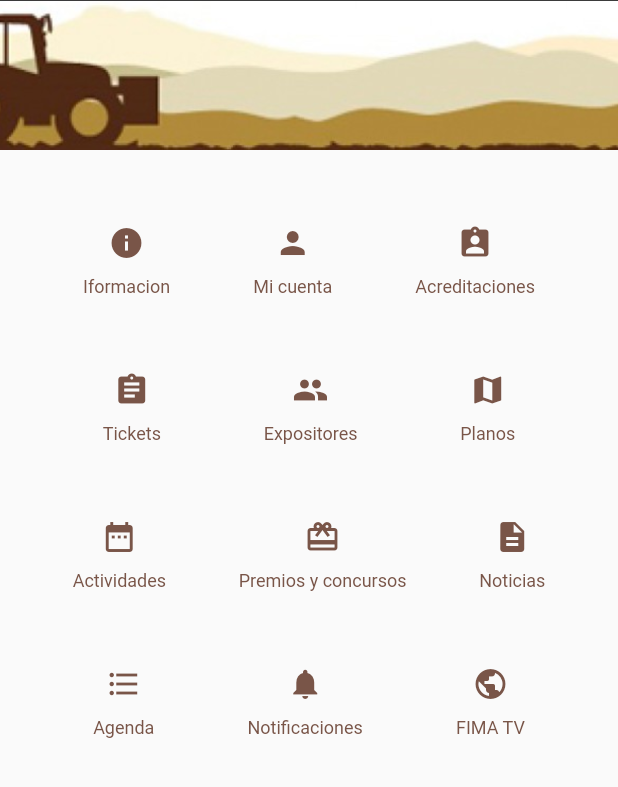
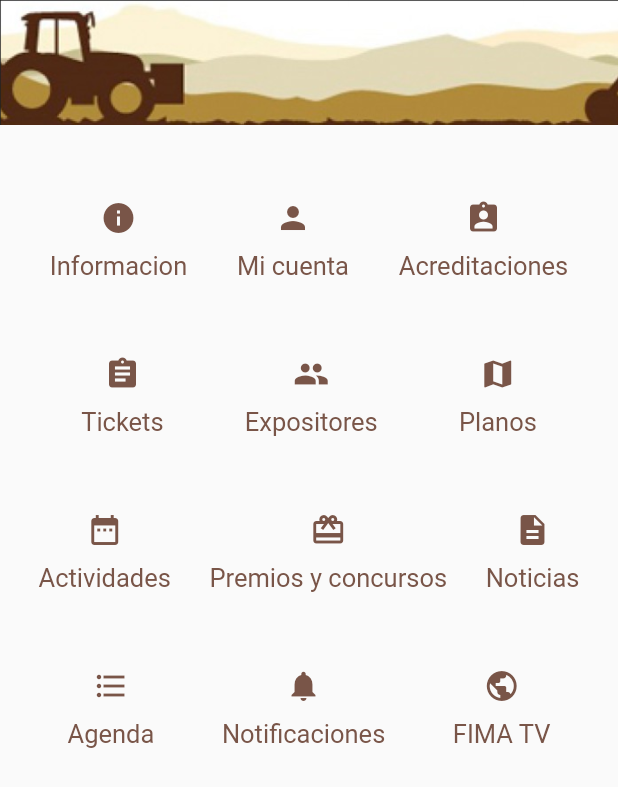
Before and after one commit to cardanxd/flutter3P, a Flutter app: the screen it shows after launch, on a phone screen of 412 x 824 dp. Shown: the top 787 px of the screen. Run offline on Flutter 3.47's test engine with Material 2 defaults, Android fonts, the phone set to English and light mode, and no system bars.

Commit message:
Changes
Signed-off-by: Carlos Lopez <60913078+cardanxd@users.noreply.github.com>

```diff
--- a/fima2020/lib/main.dart
+++ b/fima2020/lib/main.dart
@@ -18,7 +18,7 @@ class MyApp extends StatelessWidget {
       child: Row(
         mainAxisAlignment: MainAxisAlignment.spaceEvenly,
         children: [
-          _buildButtonColumn(color, Icons.info, 'Iformacion'),
+          _buildButtonColumn(color, Icons.info, 'Informacion'),
           _buildButtonColumn(color, Icons.person, 'Mi cuenta'),
           _buildButtonColumn(color, Icons.assignment_ind, 'Acreditaciones'),
         ],
@@ -67,8 +67,6 @@ class MyApp extends StatelessWidget {
           children: [
             Image.asset(
               'images/logo.png',
-              width: 600,
-              height: 100,
               fit: BoxFit.cover,
             ),
             SizedBox(
@@ -104,7 +102,7 @@ class MyApp extends StatelessWidget {
           child: Text(
             label,
             style: TextStyle(
-              fontSize: 12,
+              fontSize: 17,
               fontWeight: FontWeight.w400,
               color: color,
             ),
```
